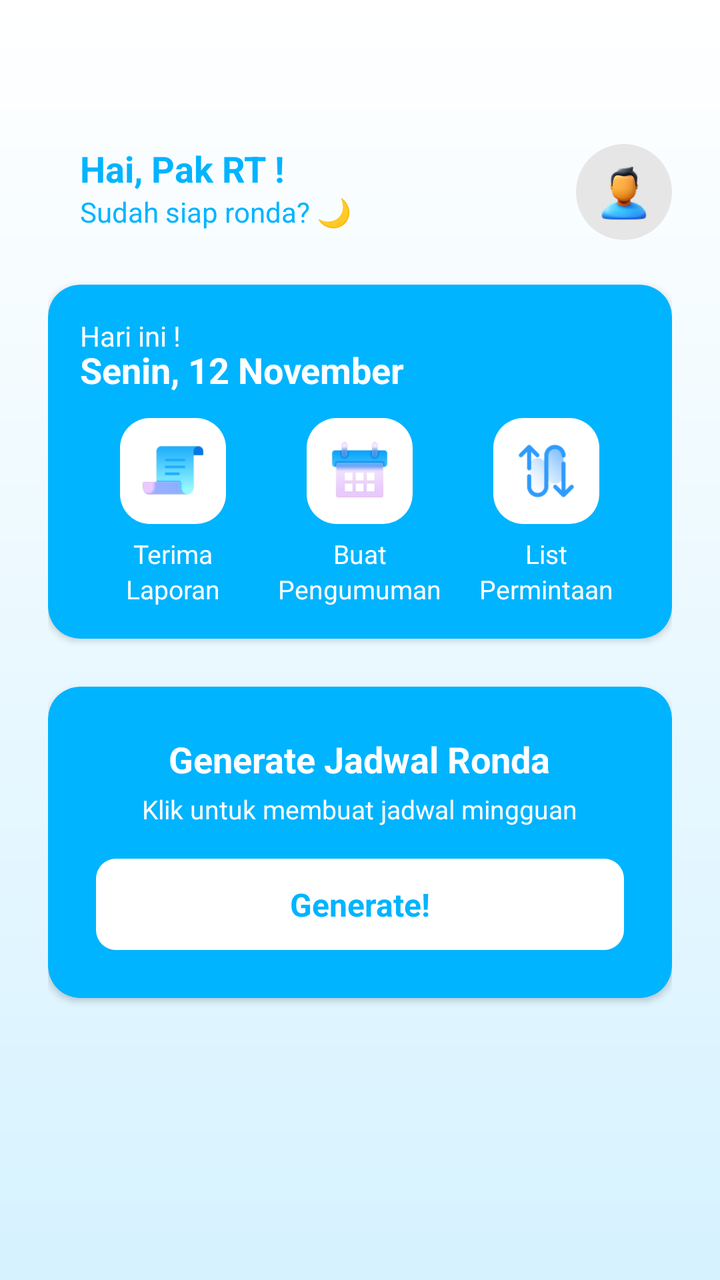
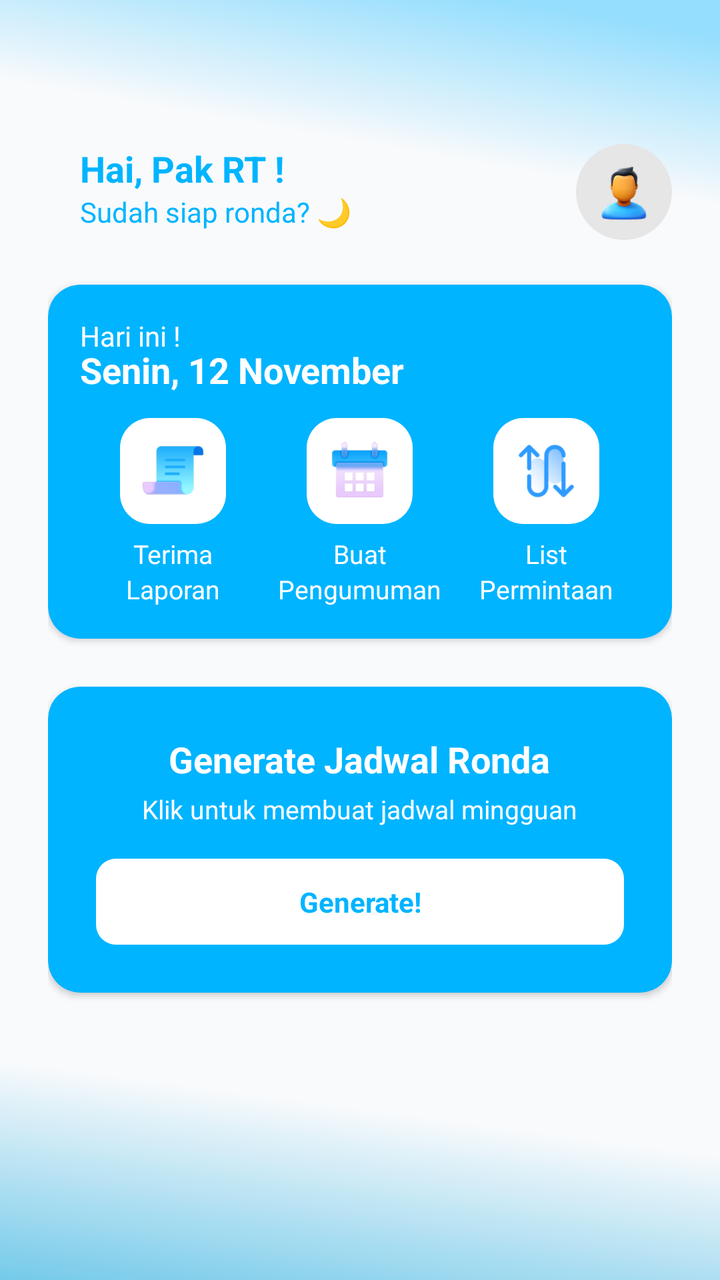

An Android layout rendered at two revisions. The XML below is the earlier revision; the diff shows what the commit changed to produce the second picture.
<!-- AndroidManifest.xml: application theme Theme.AppCompat.Light.NoActionBar -->
<!-- res/layout/activity_dashboard_rt.xml -->
<?xml version="1.0" encoding="utf-8"?>
<androidx.core.widget.NestedScrollView xmlns:android="http://schemas.android.com/apk/res/android"
    xmlns:app="http://schemas.android.com/apk/res-auto"
    xmlns:tools="http://schemas.android.com/tools"
    android:layout_width="match_parent"
    android:layout_height="match_parent"
    android:background="@drawable/bg_gradient"
    android:fillViewport="true"
    tools:context=".DashboardRtActivity">

    <androidx.constraintlayout.widget.ConstraintLayout
        android:layout_width="match_parent"
        android:layout_height="wrap_content"
        android:padding="24dp">

        

        <TextView
            android:id="@+id/tvGreetingRt"
            android:layout_width="wrap_content"
            android:layout_height="wrap_content"
            android:layout_marginStart="16dp"
            android:layout_marginTop="48dp"
            android:text="Hai, Pak RT !"
            android:textColor="@color/blue"
            android:textSize="18sp"
            android:textStyle="bold"
            app:layout_constraintStart_toStartOf="parent"
            app:layout_constraintTop_toTopOf="parent" />

        <TextView
            android:id="@+id/tvSubGreetingRt"
            android:layout_width="wrap_content"
            android:layout_height="wrap_content"
            android:text="Sudah siap ronda? 🌙"
            android:textColor="@color/blue"
            android:textSize="14sp"
            app:layout_constraintStart_toStartOf="@id/tvGreetingRt"
            app:layout_constraintTop_toBottomOf="@id/tvGreetingRt" />

        <FrameLayout
            android:id="@+id/profileContainerRt"
            android:layout_width="48dp"
            android:layout_height="48dp"
            android:background="@drawable/bg_profile_circle"
            app:layout_constraintEnd_toEndOf="parent"
            app:layout_constraintTop_toTopOf="@id/tvGreetingRt">

            <ImageView
                android:id="@+id/imgProfileRt"
                android:layout_width="32dp"
                android:layout_height="32dp"
                android:layout_gravity="center"
                android:scaleType="centerCrop"
                android:src="@drawable/icon_kepala" />
        </FrameLayout>

        

        <androidx.cardview.widget.CardView
            android:id="@+id/cardTodayRt"
            android:layout_width="0dp"
            android:layout_height="wrap_content"
            android:layout_marginTop="27dp"
            android:elevation="4dp"
            app:cardBackgroundColor="@color/blue"
            app:cardCornerRadius="16dp"
            app:layout_constraintStart_toStartOf="parent"
            app:layout_constraintEnd_toEndOf="parent"
            app:layout_constraintTop_toBottomOf="@id/tvSubGreetingRt">

            <LinearLayout
                android:layout_width="match_parent"
                android:layout_height="wrap_content"
                android:orientation="vertical"
                android:padding="16dp">

                <TextView
                    android:layout_width="wrap_content"
                    android:layout_height="wrap_content"
                    android:text="Hari ini !"
                    android:textColor="@color/white"
                    android:textSize="14sp" />

                <TextView
                    android:id="@+id/tvTanggalRt"
                    android:layout_width="wrap_content"
                    android:layout_height="wrap_content"
                    android:layout_marginTop="-5dp"
                    android:text="Senin, 12 November"
                    android:textColor="@color/white"
                    android:textSize="18sp"
                    android:textStyle="bold" />

                
                <LinearLayout
                    android:layout_width="match_parent"
                    android:layout_height="wrap_content"
                    android:layout_marginTop="12dp"
                    android:gravity="center"
                    android:orientation="horizontal">

                    
                    <LinearLayout
                        android:id="@+id/menuTerimaLaporan"
                        android:layout_width="0dp"
                        android:layout_height="wrap_content"
                        android:layout_weight="1"
                        android:gravity="center"
                        android:orientation="vertical">

                        <FrameLayout
                            android:layout_width="53dp"
                            android:layout_height="53dp"
                            android:background="@drawable/menu_button_white"
                            android:padding="10dp">

                            <ImageView
                                android:layout_width="match_parent"
                                android:layout_height="match_parent"
                                android:scaleType="fitCenter"
                                android:src="@drawable/icon_laporan" />
                        </FrameLayout>

                        <TextView
                            android:layout_width="wrap_content"
                            android:layout_height="wrap_content"
                            android:layout_marginTop="6dp"
                            android:text="Terima"
                            android:textColor="@color/white"
                            android:textSize="13sp" />

                        <TextView
                            android:layout_width="wrap_content"
                            android:layout_height="wrap_content"
                            android:text="Laporan"
                            android:textColor="@color/white"
                            android:textSize="13sp" />
                    </LinearLayout>

                    
                    <LinearLayout
                        android:id="@+id/menuBuatPengumuman"
                        android:layout_width="0dp"
                        android:layout_height="wrap_content"
                        android:layout_weight="1"
                        android:gravity="center"
                        android:orientation="vertical">

                        <FrameLayout
                            android:layout_width="53dp"
                            android:layout_height="53dp"
                            android:background="@drawable/menu_button_white"
                            android:padding="10dp">

                            
                            <ImageView
                                android:layout_width="match_parent"
                                android:layout_height="match_parent"
                                android:scaleType="fitCenter"
                                android:src="@drawable/icon_schedule" />
                        </FrameLayout>

                        <TextView
                            android:layout_width="wrap_content"
                            android:layout_height="wrap_content"
                            android:layout_marginTop="6dp"
                            android:text="Buat"
                            android:textColor="@color/white"
                            android:textSize="13sp" />

                        <TextView
                            android:layout_width="wrap_content"
                            android:layout_height="wrap_content"
                            android:text="Pengumuman"
                            android:textColor="@color/white"
                            android:textSize="13sp" />
                    </LinearLayout>

                    
                    <LinearLayout
                        android:id="@+id/menuListPermintaan"
                        android:layout_width="0dp"
                        android:layout_height="wrap_content"
                        android:layout_weight="1"
                        android:gravity="center"
                        android:orientation="vertical">

                        <FrameLayout
                            android:layout_width="53dp"
                            android:layout_height="53dp"
                            android:background="@drawable/menu_button_white"
                            android:padding="10dp">

                            
                            <ImageView
                                android:layout_width="match_parent"
                                android:layout_height="match_parent"
                                android:scaleType="fitCenter"
                                android:src="@drawable/icon_swap" />
                        </FrameLayout>

                        <TextView
                            android:layout_width="wrap_content"
                            android:layout_height="wrap_content"
                            android:layout_marginTop="6dp"
                            android:text="List"
                            android:textColor="@color/white"
                            android:textSize="13sp" />

                        <TextView
                            android:layout_width="wrap_content"
                            android:layout_height="wrap_content"
                            android:text="Permintaan"
                            android:textColor="@color/white"
                            android:textSize="13sp" />
                    </LinearLayout>

                </LinearLayout>
            </LinearLayout>
        </androidx.cardview.widget.CardView>

        

        <androidx.cardview.widget.CardView
            android:id="@+id/cardGenerateJadwal"
            android:layout_width="0dp"
            android:layout_height="wrap_content"
            android:layout_marginTop="24dp"
            app:cardBackgroundColor="@color/blue"
            app:cardCornerRadius="16dp"
            app:layout_constraintTop_toBottomOf="@id/cardTodayRt"
            app:layout_constraintStart_toStartOf="parent"
            app:layout_constraintEnd_toEndOf="parent">

            <LinearLayout
                android:layout_width="match_parent"
                android:layout_height="wrap_content"
                android:orientation="vertical"
                android:padding="24dp"
                android:gravity="center_horizontal">

                <TextView
                    android:id="@+id/tvGenerateTitle"
                    android:layout_width="wrap_content"
                    android:layout_height="wrap_content"
                    android:text="Generate Jadwal Ronda"
                    android:textColor="@color/white"
                    android:textSize="18sp"
                    android:textStyle="bold" />

                <TextView
                    android:id="@+id/tvGenerateSubtitle"
                    android:layout_width="wrap_content"
                    android:layout_height="wrap_content"
                    android:layout_marginTop="4dp"
                    android:text="Klik untuk membuat jadwal mingguan"
                    android:textColor="@color/white"
                    android:textSize="13sp" />

                
                <TextView
                    android:id="@+id/btnGenerateJadwal"
                    android:layout_width="match_parent"
                    android:layout_height="wrap_content"
                    android:layout_marginTop="16dp"
                    android:background="@drawable/rounded_button_white"
                    android:gravity="center"
                    android:paddingTop="12dp"
                    android:paddingBottom="12dp"
                    android:text="Generate!"
                    android:textColor="@color/blue"
                    android:textSize="16sp"
                    android:textStyle="bold" />
            </LinearLayout>
        </androidx.cardview.widget.CardView>

    </androidx.constraintlayout.widget.ConstraintLayout>
</androidx.core.widget.NestedScrollView>
<!-- resources referenced by this layout -->
<resources>
  <color name="blue">#00B4FF</color>
  <color name="white">#FFFFFFFF</color>
  <!-- drawable bg_gradient (drawable) -->
  <?xml version="1.0" encoding="utf-8"?>
  <shape xmlns:android="http://schemas.android.com/apk/res/android"
      android:shape="rectangle">
  
      <gradient
          android:angle="270"
          android:startColor="#FFFFFF"
          android:endColor="#D6F2FF"
          android:type="linear" />
  
  </shape>
  <!-- drawable bg_profile_circle (drawable) -->
  <?xml version="1.0" encoding="utf-8"?>
  <shape xmlns:android="http://schemas.android.com/apk/res/android">
      
      <solid android:color="#E6E6E6" />
      
      <corners android:radius="999dp" />
  </shape>
  <!-- drawable icon_kepala: png bitmap (drawable, 24846 bytes) -->
  <!-- drawable icon_laporan: png bitmap (drawable, 3477 bytes) -->
  <!-- drawable icon_schedule: png bitmap (drawable, 3859 bytes) -->
  <!-- drawable icon_swap: png bitmap (drawable, 5472 bytes) -->
  <!-- drawable menu_button_white (drawable) -->
  <?xml version="1.0" encoding="utf-8"?>
  <shape xmlns:android="http://schemas.android.com/apk/res/android">
      <solid android:color="@android:color/white" />
      
      <corners android:radius="15dp" />
  </shape>
  <!-- drawable rounded_button_white (drawable) -->
  <shape xmlns:android="http://schemas.android.com/apk/res/android"
      android:shape="rectangle">
  
      
      <solid android:color="#FFFFFF" />
  
      
      <corners android:radius="10dp" />
  
      
      <padding
          android:left="10dp"
          android:right="10dp"
          android:top="6dp"
          android:bottom="6dp" />
  </shape>
</resources>

<!-- the commit's change to res/layout/activity_dashboard_rt.xml (unified diff, before → after) -->
@@ -270,7 +270,7 @@
                     android:paddingBottom="12dp"
                     android:text="Generate!"
                     android:textColor="@color/blue"
-                    android:textSize="16sp"
+                    android:textAppearance="@style/TextAppearance.AppCompat.Small"
                     android:textStyle="bold" />
             </LinearLayout>
         </androidx.cardview.widget.CardView>
<!-- resource entries referenced after the edit -->
@@ -3,17 +3,54 @@
   <color name="blue">#00B4FF</color>
   <color name="white">#FFFFFFFF</color>
   <!-- drawable bg_gradient (drawable) -->
-  <?xml version="1.0" encoding="utf-8"?>
-  <shape xmlns:android="http://schemas.android.com/apk/res/android"
-      android:shape="rectangle">
+  <vector xmlns:android="http://schemas.android.com/apk/res/android"
+      xmlns:aapt="http://schemas.android.com/aapt"
+      android:width="360dp"
+      android:height="800dp"
+      android:viewportWidth="360"
+      android:viewportHeight="800">
   
-      <gradient
-          android:angle="270"
-          android:startColor="#FFFFFF"
-          android:endColor="#D6F2FF"
-          android:type="linear" />
+      <path
+          android:pathData="M0,0h360v800h-360z"
+          android:fillColor="#F8FAFC" />
   
-  </shape>
+      <path
+          android:pathData="M0,0h360v300h-360z">
+          <aapt:attr name="android:fillColor">
+              <gradient
+                  android:type="linear"
+  
+                  android:startX="255"
+                  android:startY="0"
+  
+                  android:endX="233"
+                  android:endY="100">
+  
+                  <item android:offset="0.0" android:color="#6600B4FF"/>
+                  <item android:offset="1.0" android:color="#0000B4FF"/>
+              </gradient>
+          </aapt:attr>
+      </path>
+  
+      <path
+          android:pathData="M0,500h360v300h-360z">
+          <aapt:attr name="android:fillColor">
+              <gradient
+                  android:type="linear"
+  
+                  android:startX="180"
+                  android:startY="940"
+  
+                  android:endX="220"
+                  android:endY="700">
+  
+                  <item android:offset="0.0" android:color="#0AA3DB"/>
+                  <item android:offset="1.0" android:color="#0000B4FF"/>
+              </gradient>
+          </aapt:attr>
+      </path>
+  
+  </vector>
   <!-- drawable bg_profile_circle (drawable) -->
   <?xml version="1.0" encoding="utf-8"?>
   <shape xmlns:android="http://schemas.android.com/apk/res/android">
